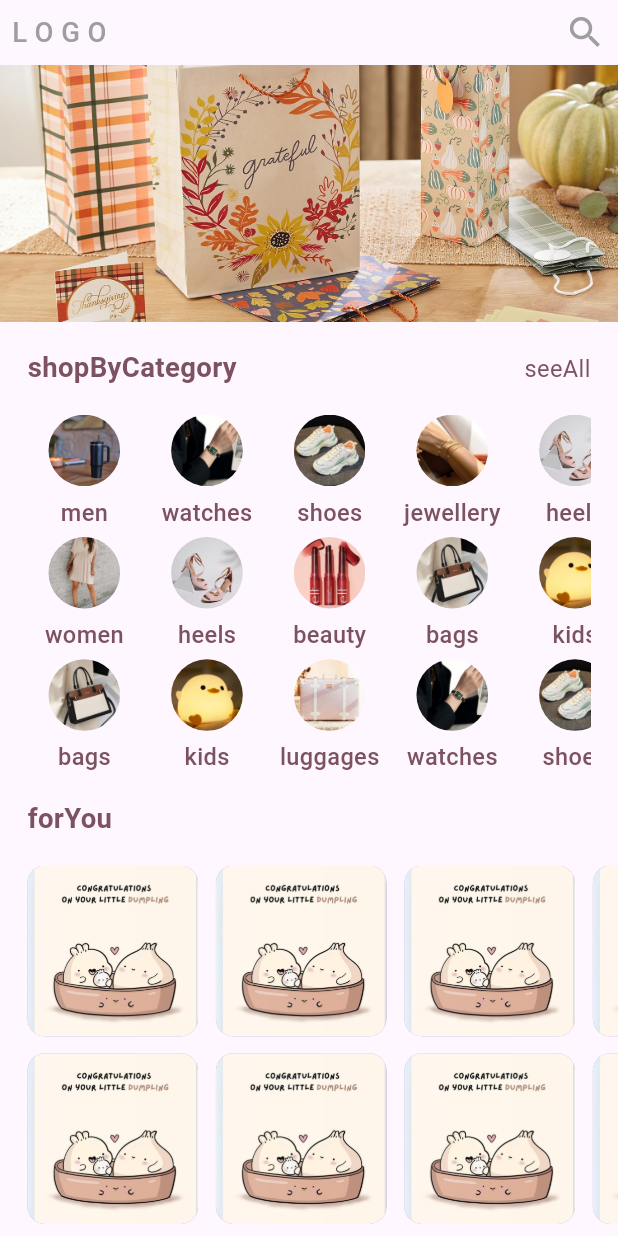
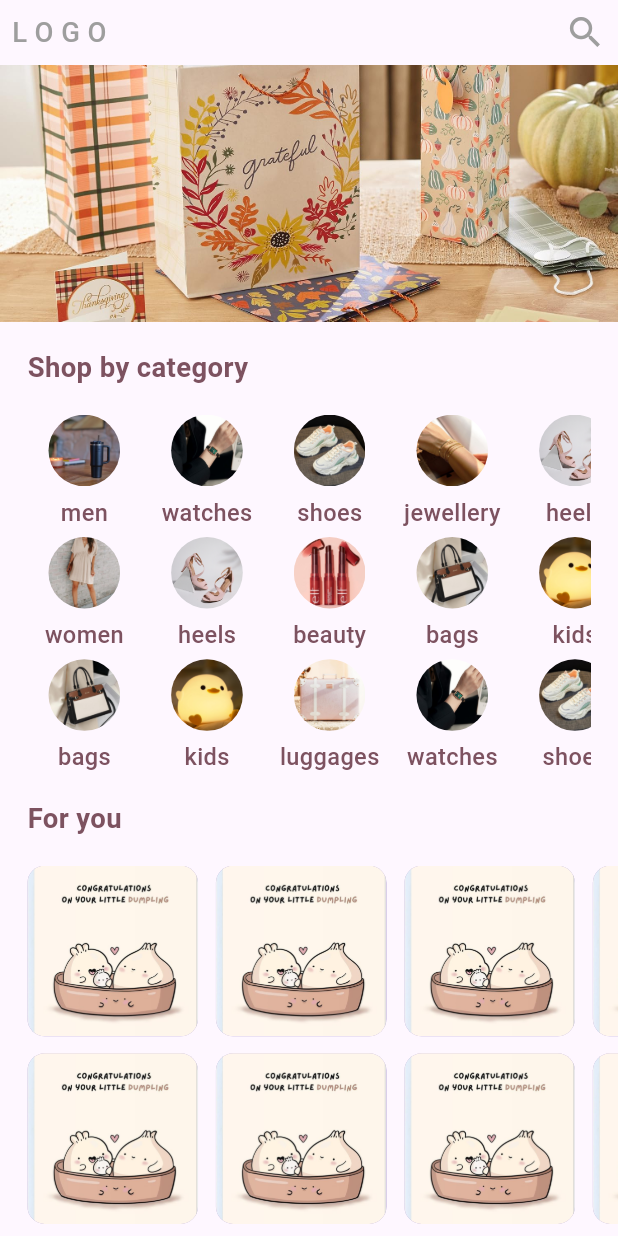
Before and after one commit to Tasneem-Zaareer/ecommerce_app, a Flutter app: the screen it shows after launch, on a phone screen of 412 x 824 dp. Run offline on Flutter 3.47's test engine with Material 3 defaults, Android fonts, the light colour scheme and no system bars; our stand-ins replace cached_network_image, easy_localization, flutter_screenutil; Roboto replaces fonts that are missing (SF Pro Display).

Commit message:
edit categories

```diff
--- a/assets/languages/en.json
+++ b/assets/languages/en.json
@@ -2,6 +2,12 @@
     "findYourBestPresent": "Find your best present",
     "findYour": "Find your",
     "bestPresent": "best present",
-    "buyNow": "Buy now"
+    "buyNow": "Buy now",
+    "shopByCategory": "Shop by category",
+    "forYou": "For you",
+    "mostPopular": "Most popular",
+    "trendy": "Trendy"
+
+
 
 }
--- a/lib/features/categories/view/all_category_products_view.dart
+++ b/lib/features/categories/view/all_category_products_view.dart
@@ -59,7 +59,7 @@ class AllCategoryViewProducts extends StatelessWidget {
                   mainAxisSpacing: 10,
                   crossAxisSpacing: 10,
                   childAspectRatio: 1,
-                  mainAxisExtent: 200.h,
+                  mainAxisExtent: 240.h,
                   crossAxisCount: 2,
                 ),
                 itemBuilder: (context, index) => ProductCard(
--- a/lib/features/home/view/home.dart
+++ b/lib/features/home/view/home.dart
@@ -27,7 +27,7 @@ class HomeView extends StatelessWidget {
             // const SearchBarWidget(),
             TitleSection(
               title: tr('shopByCategory'),
-              subtitle: tr('seeAll'),
+              // subtitle: tr('seeAll'),
               onTap: () {
                 Navigator.of(context).push(
                   MaterialPageRoute(
--- a/lib/features/home/view/widgets/home_categories_list.dart
+++ b/lib/features/home/view/widgets/home_categories_list.dart
@@ -13,7 +13,6 @@ class HomeCategoriesList extends StatelessWidget {
   @override
   Widget build(BuildContext context) {
     //!!!! temporary list of categories
-
     final List<CategoryModel> categoriesList = [
       CategoryModel(
         categoryName: tr('men'),
```
Also changed, not shown: lib/features/products/views/product_card.dart (+19 -3 lines).
